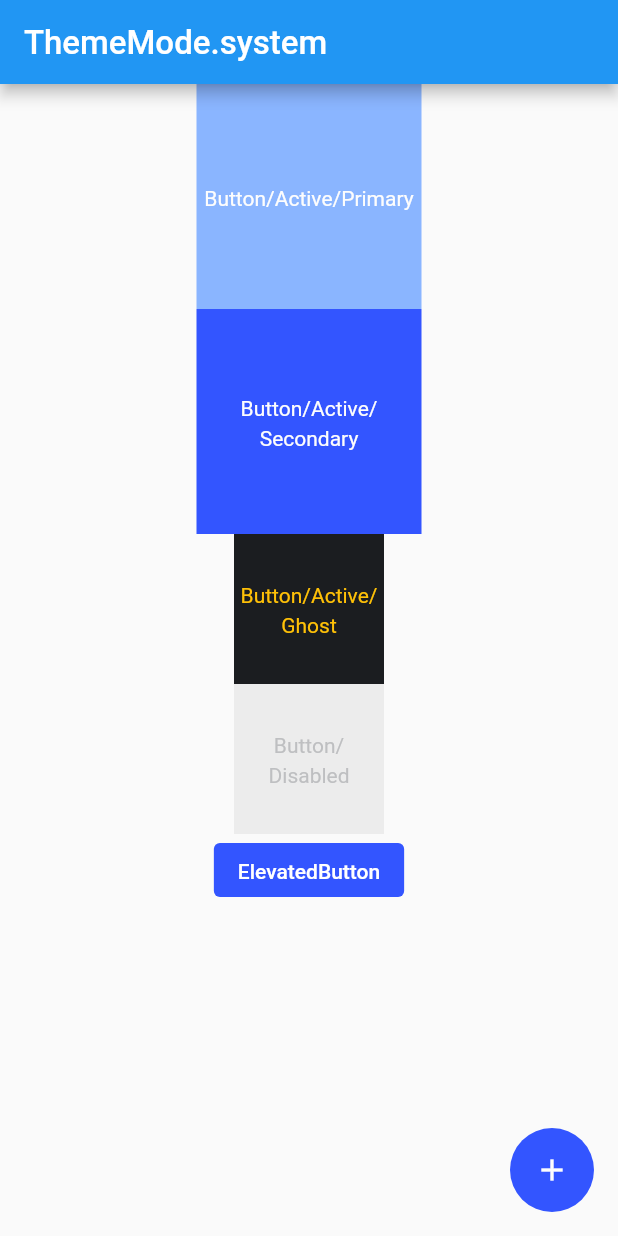
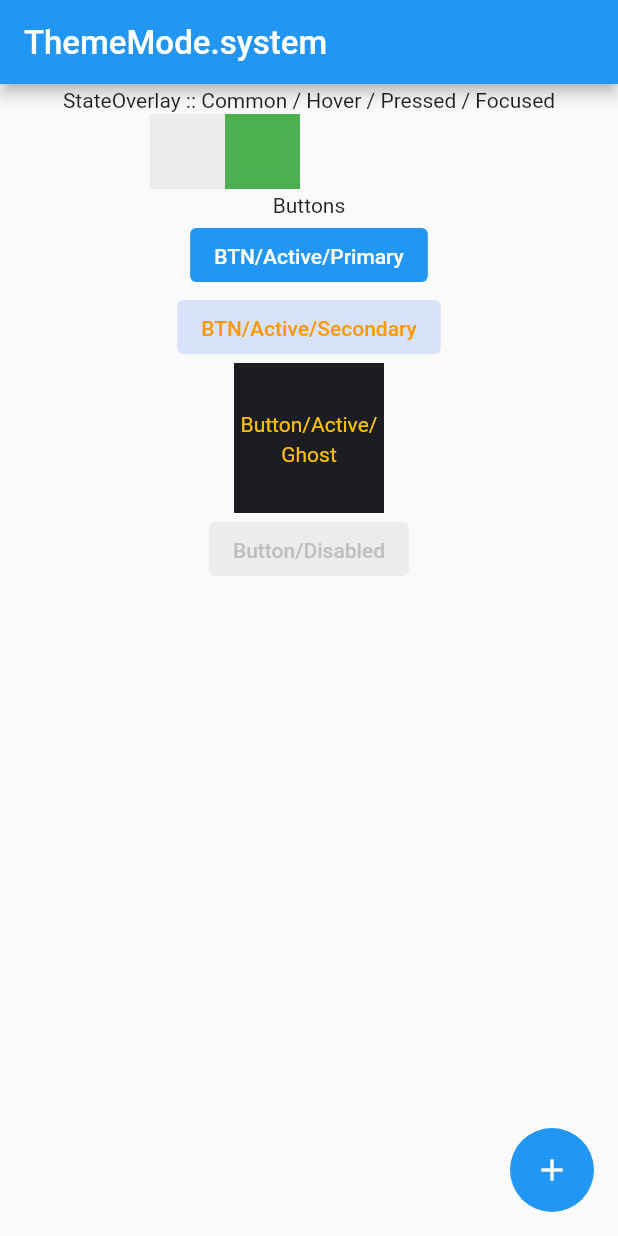
Before and after one commit to flxh4894/custom_theme, a Flutter app: the screen it shows after launch, on a phone screen of 412 x 824 dp. Run offline on Flutter 3.47's test engine with Material 2 defaults, Android fonts, the phone set to English and light mode, and no system bars; our stand-ins replace shared_preferences; Roboto replaces fonts that are missing (Pretendard).

Commit message:
themeMode 잘못 들어가던 현상 수정, Example 화면 버튼 추가

```diff
--- a/example/lib/main.dart
+++ b/example/lib/main.dart
@@ -24,6 +24,14 @@ class MyApp extends StatelessWidget {
   Widget build(BuildContext context) {
     return CustomTheme(
       initThemeMode: themeMode,
+      colorPalette: ColorPalette().copyWith(
+        primary: PrimaryColor().copyWith(
+          s50: Colors.blue,
+          s40: Colors.red,
+          s30: Colors.green,
+          s99: Colors.orange,
+        ),
+      ),
       builder: (light, dark, mode) => MaterialApp(
         theme: light,
         darkTheme: dark,
@@ -54,13 +62,8 @@ class MyHomePage extends StatefulWidget {
 }
 
 class _MyHomePageState extends State<MyHomePage> {
-  int _counter = 0;
-
   void _incrementCounter(BuildContext context) {
     CustomTheme.of(context).toggleThemeMode();
-    setState(() {
-      _counter++;
-    });
   }
 
   @override
@@ -74,44 +77,78 @@ class _MyHomePageState extends State<MyHomePage> {
           child: Column(
             mainAxisAlignment: MainAxisAlignment.center,
             children: <Widget>[
+              const Text("StateOverlay :: Common / Hover / Pressed / Focused"),
+              Row(
+                children: [
                   Container(
-                width: 150,
-                height: 150,
-                alignment: Alignment.center,
+                    width: 50,
+                    height: 50,
+                    color:
+                        CustomTheme.of(context).colorTokens.stateOverlay.common,
+                  ),
+                  Container(
+                    width: 50,
+                    height: 50,
+                    color:
+                        CustomTheme.of(context).colorTokens.stateOverlay.hover,
+                  ),
+                  Container(
+                    width: 50,
+                    height: 50,
                     color: CustomTheme.of(context)
+                        .colorTokens
+                        .stateOverlay
+                        .pressed,
+                  ),
+                  Container(
+                    width: 50,
+                    height: 50,
+                    color: CustomTheme.of(context)
+                        .colorTokens
+                        .stateOverlay
+                        .focused,
+                  )
+                ],
+              ),
+              const Text("Buttons"),
+              ElevatedButton(
+                onPressed: () {},
+                style: ElevatedButton.styleFrom(
+                  backgroundColor: CustomTheme.of(context)
                       .colorTokens
                       .buttonTokens
                       .activePrimary
                       .container,
+                ),
                 child: Text(
-                  "Button/Active/Primary",
-                  textAlign: TextAlign.center,
+                  "BTN/Active/Primary",
                   style: TextStyle(
                     color: CustomTheme.of(context)
                         .colorTokens
                         .buttonTokens
                         .activePrimary
-                          .elements),
+                        .elements,
                   ),
                 ),
-              Container(
-                width: 150,
-                height: 150,
-                alignment: Alignment.center,
-                color: CustomTheme.of(context)
+              ),
+              ElevatedButton(
+                onPressed: () {},
+                style: ElevatedButton.styleFrom(
+                  backgroundColor: CustomTheme.of(context)
                       .colorTokens
                       .buttonTokens
                       .activeSecondary
                       .container,
+                ),
                 child: Text(
-                  "Button/Active/Secondary",
-                  textAlign: TextAlign.center,
+                  "BTN/Active/Secondary",
                   style: TextStyle(
                     color: CustomTheme.of(context)
                         .colorTokens
                         .buttonTokens
                         .activeSecondary
-                          .elements),
+                        .elements,
+                  ),
                 ),
               ),
               Container(
@@ -129,15 +166,15 @@ class _MyHomePageState extends State<MyHomePage> {
                   style: TextStyle(color: Colors.amber),
                 ),
               ),
-              Container(
-                width: 100,
-                height: 100,
-                alignment: Alignment.center,
-                color: CustomTheme.of(context)
+              ElevatedButton(
+                onPressed: null,
+                style: ElevatedButton.styleFrom(
+                  backgroundColor: CustomTheme.of(context)
                       .colorTokens
                       .buttonTokens
                       .activeDisabled
                       .container,
+                ),
                 child: Text(
                   "Button/Disabled",
                   textAlign: TextAlign.center,
@@ -148,12 +185,6 @@ class _MyHomePageState extends State<MyHomePage> {
                         .activeDisabled
                         .elements,
                   ),
-                ),
-              ),
-              ElevatedButton(
-                onPressed: () {},
-                child: const Text(
-                  "ElevatedButton",
                 ),
               ),
             ],
--- a/lib/core/custom_theme.dart
+++ b/lib/core/custom_theme.dart
@@ -68,9 +68,8 @@ class _CustomThemeState extends State<CustomTheme> with CustomThemeManager {
         final theme = DefaultColorTheme(colorPalette: colorPalette);
         return InheritedCustomTheme(
           themeManager: this,
-          themeMode: widget.initThemeMode,
+          themeMode: value,
           child: widget.builder(
-            // TODO 이걸 colorpallete 기준으로 만들어서 줘야함.
             theme.light,
             theme.dark,
             value,
--- a/lib/style/color_tokens/button/active/button_token_active.dart
+++ b/lib/style/color_tokens/button/active/button_token_active.dart
@@ -15,12 +15,12 @@ class ButtonActivePrimary {
 
   factory ButtonActivePrimary.light(ColorPalette p) => ButtonActivePrimary(
         elements: p.grayScale.s0,
-        container: p.primary.s30,
+        container: p.primary.s50,
       );
 
   factory ButtonActivePrimary.dark(ColorPalette p) => ButtonActivePrimary(
         elements: p.grayScale.s0,
-        container: p.primary.s30,
+        container: p.primary.s40,
       );
 }
 
@@ -37,13 +37,13 @@ class ButtonActiveSecondary {
   });
 
   factory ButtonActiveSecondary.light(ColorPalette p) => ButtonActiveSecondary(
-        elements: p.grayScale.s0,
-        container: p.primary.s50,
+        elements: p.primary.s99,
+        container: p.primary.s10,
       );
 
   factory ButtonActiveSecondary.dark(ColorPalette p) => ButtonActiveSecondary(
-        elements: p.grayScale.s0,
-        container: p.primary.s40,
+        elements: p.primary.s20,
+        container: p.primary.s99,
       );
 }
 
```
Lines whose indentation alone changed are shown as unchanged.
